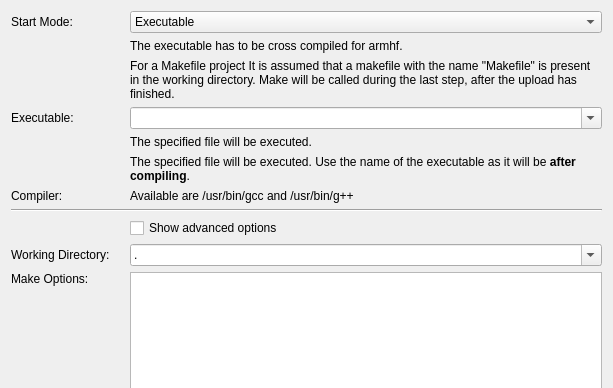
Above: src/brickv/plugin_system/plugins/red/ui/program_page_c.ui from Tinkerforge/brickv before the change; both pictures show x 0 to 613 and y 0 to 388 of the 613 by 786 pixel window. Below: the same form after it.
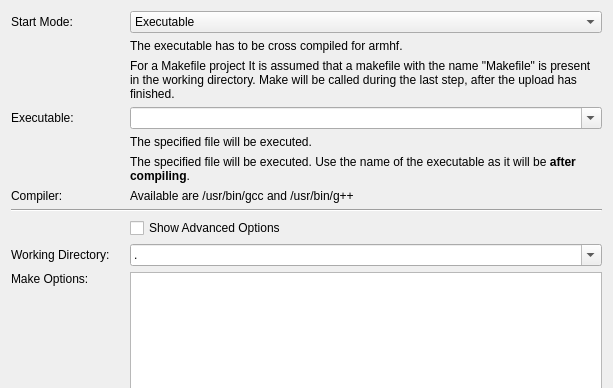
That is the form after the change. Custom widgets are drawn as their Qt base class.

What changed in the file:
```diff
--- a/src/brickv/plugin_system/plugins/red/ui/program_page_c.ui
+++ b/src/brickv/plugin_system/plugins/red/ui/program_page_c.ui
@@ -19,7 +19,7 @@
      <item row="9" column="1" colspan="4">
       <widget class="QCheckBox" name="check_show_advanced_options">
        <property name="text">
-        <string>Show advanced options</string>
+        <string>Show Advanced Options</string>
        </property>
       </widget>
      </item>
```
